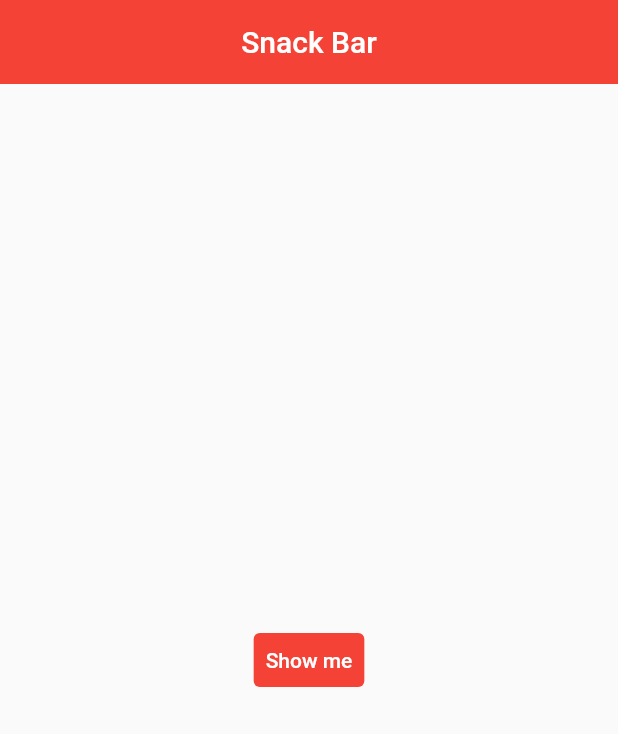
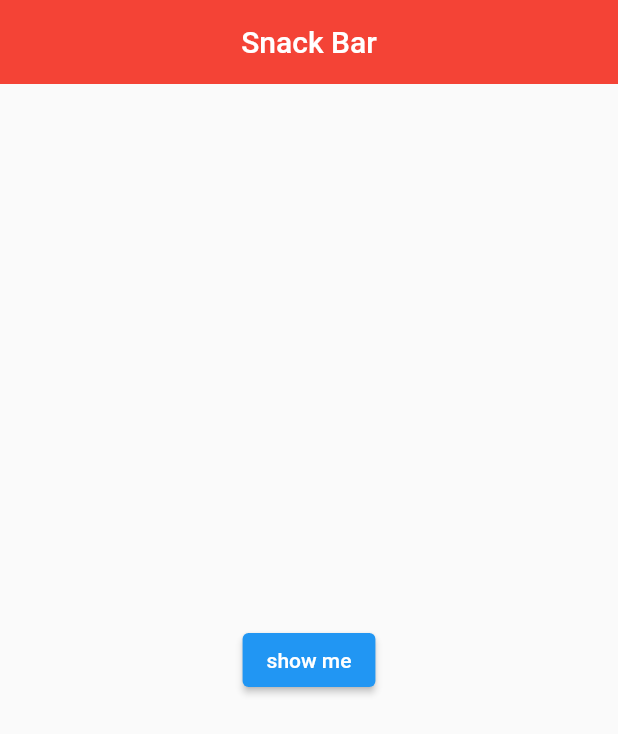
Before and after one commit to gohdg/flutter-codingChef, a Flutter app: the screen it shows after launch, on a phone screen of 412 x 824 dp. Shown: the top 734 px of the screen. Run offline on Flutter 3.47's test engine with Material 2 defaults, Android fonts, the phone set to English and light mode, and no system bars.

Commit message:
Elevated Button and SnackBar - backgroundColor, duration, content

```diff
--- a/lib/main.dart
+++ b/lib/main.dart
@@ -24,23 +24,36 @@ class MyPage extends StatelessWidget {
         centerTitle: true,
         elevation: 0.0,
       ),
-      body: Center(
-        child: TextButton(
+      body: MySnackBar(),
+    );
+  }
+}
+
+class MySnackBar extends StatelessWidget {
+  @override
+  Widget build(BuildContext context) {
+    return Center(
+      child: ElevatedButton(
           onPressed: () {
-            ScaffoldMessenger.of(context)
-                .showSnackBar(SnackBar(content: Text('Hello')));
+            ScaffoldMessenger.of(context).showSnackBar(SnackBar(
+              content: Text(
+                'Hello Word',
+                textAlign: TextAlign.center,
+                style: TextStyle(color: Colors.white),
+              ),
+              backgroundColor: Colors.teal,
+              duration: Duration(milliseconds: 1000),
+            ));
           },
           child: Text(
-            'Show me',
+            'show me',
             style: TextStyle(
               color: Colors.white,
             ),
           ),
-          style: TextButton.styleFrom(
-            backgroundColor: Colors.red,
-          ),
-        ),
-      ),
+          style: ElevatedButton.styleFrom(
+            primary: Colors.blue,
+          )),
     );
   }
 }
```
